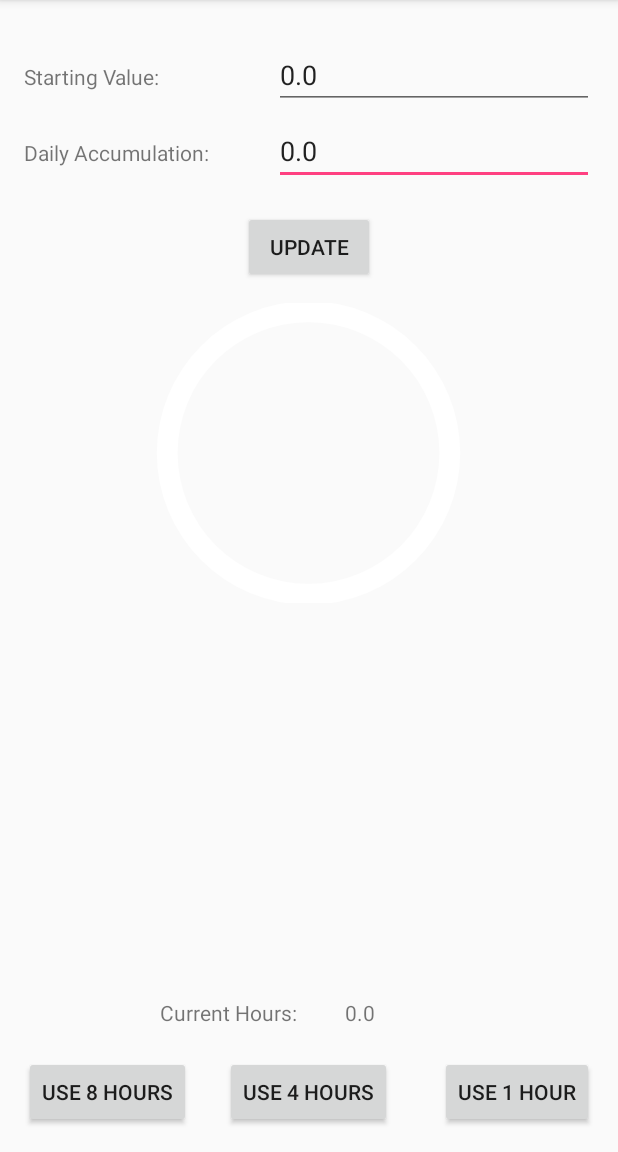
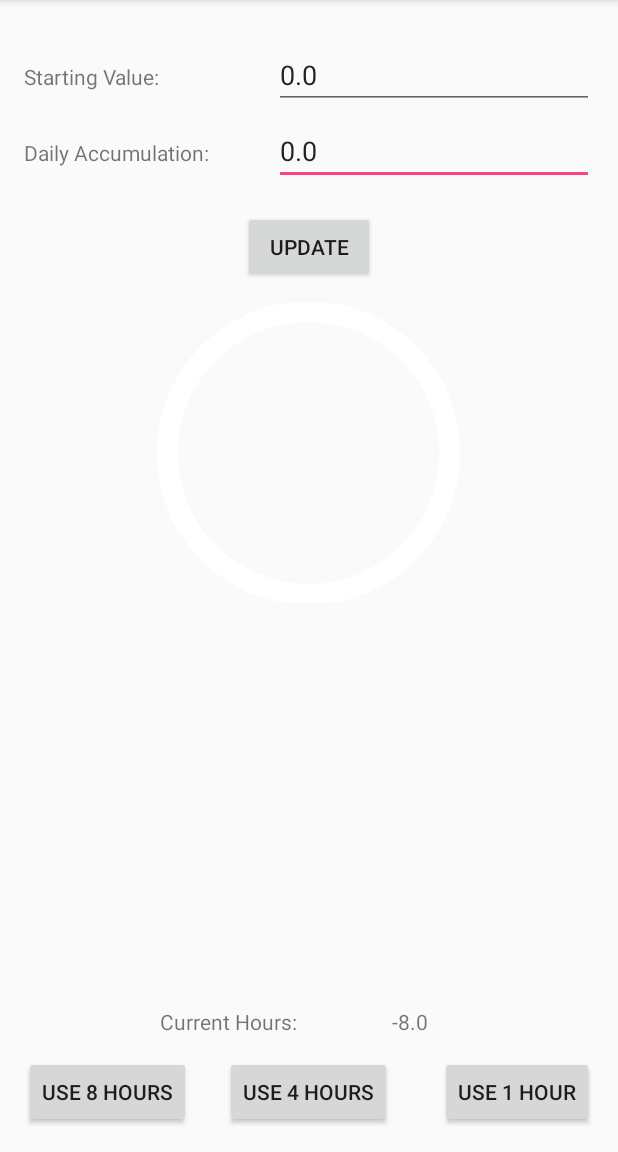
Before and after one commit to sydturn/VacationCalculator, an Android app: the screen it shows after launch (MainActivity), after a tap on "USE 8 HOURS", on a phone screen of 412 x 824 dp, the part 84-1236 px from its top. Run offline under Robolectric (Android 15) with nearby library versions, the phone set to English and light mode, and no system bars.

Commit message:
the numbers got wonky, my calculations were off... it's fixed now and the use buttons work now too so wooo

```diff
--- a/app/src/main/java/com/example/sydney/vacationcalculator/MainActivity.java
+++ b/app/src/main/java/com/example/sydney/vacationcalculator/MainActivity.java
@@ -14,12 +14,10 @@ import android.widget.TextView;
 import static java.lang.Float.parseFloat;
 
 public class MainActivity extends AppCompatActivity {
-    float collectedHours;
-    float startingHours;
-    float dailyAccumulated;
     TextView showCurrentHoursCollected;
     EditText startingValue;
     EditText dailyAccumulation;
+    float collectedHours;
     @Override
     protected void onCreate(Bundle savedInstanceState) {
         super.onCreate(savedInstanceState);
@@ -34,22 +32,37 @@ public class MainActivity extends AppCompatActivity {
         Button oneHour = (Button)findViewById(R.id.removeOne);
         Button updateButton = (Button)findViewById(R.id.updateButton);
 
-
+        //remove appropriate number of vacation days and update the current
         eightHours.setOnClickListener(new View.OnClickListener() {
             public void onClick(View v) {
                 collectedHours -= 8;
+                SharedPreferences sharedPref = getPreferences(Context.MODE_PRIVATE);
+                SharedPreferences.Editor editor = sharedPref.edit();
+                editor.putFloat("currentValue", collectedHours);
+                editor.commit();
+                showCurrentHoursCollected.setText(Float.toString(collectedHours));
             }
         });
 
         fourHours.setOnClickListener(new View.OnClickListener() {
             public void onClick(View v) {
                 collectedHours -= 4;
+                SharedPreferences sharedPref = getPreferences(Context.MODE_PRIVATE);
+                SharedPreferences.Editor editor = sharedPref.edit();
+                editor.putFloat("currentValue", collectedHours);
+                editor.commit();
+                showCurrentHoursCollected.setText(Float.toString(collectedHours));
             }
         });
 
         oneHour.setOnClickListener(new View.OnClickListener() {
             public void onClick(View v) {
                 collectedHours -= 1;
+                SharedPreferences sharedPref = getPreferences(Context.MODE_PRIVATE);
+                SharedPreferences.Editor editor = sharedPref.edit();
+                editor.putFloat("currentValue", collectedHours);
+                editor.commit();
+                showCurrentHoursCollected.setText(Float.toString(collectedHours));
             }
         });
 
@@ -57,13 +70,13 @@ public class MainActivity extends AppCompatActivity {
             public void onClick(View v) {
                 Float startingHoursValue = Float.parseFloat((startingValue).getText().toString());
                 Float dailyAccumulatedValue = Float.parseFloat((dailyAccumulation).getText().toString());
-
                 //update values based on user input
                 SharedPreferences sharedPref = getPreferences(Context.MODE_PRIVATE);
                 SharedPreferences.Editor editor = sharedPref.edit();
                 editor.putFloat("dailyAccumulated", dailyAccumulatedValue);
                 editor.putFloat("currentValue", startingHoursValue);
                 showCurrentHoursCollected.setText(Float.toString(startingHoursValue));
+                collectedHours = startingHoursValue;
                 editor.commit();
             }
         });
--- a/app/src/main/res/layout/activity_main.xml
+++ b/app/src/main/res/layout/activity_main.xml
@@ -72,28 +72,6 @@
         android:layout_below="@+id/dailyAccumulation"
         android:layout_centerHorizontal="true" />
 
-    <TextView
-        android:text="0.0"
-        android:layout_width="wrap_content"
-        android:layout_height="wrap_content"
-        android:id="@+id/collectedHours"
-        android:layout_alignBaseline="@+id/textView7"
-        android:layout_alignBottom="@+id/textView7"
-        android:layout_alignRight="@+id/updateButton"
-        android:layout_alignEnd="@+id/updateButton" />
-
-    <TextView
-        android:text="Current Hours:"
-        android:layout_width="wrap_content"
-        android:layout_height="wrap_content"
-        android:id="@+id/textView7"
-        android:layout_row="3"
-        android:layout_column="0"
-        android:layout_marginBottom="19dp"
-        android:layout_above="@+id/removeFour"
-        android:layout_toRightOf="@+id/startingValueText"
-        android:layout_toEndOf="@+id/startingValueText" />
-
     <ProgressBar android:id="@+id/countdownTimer"
         android:layout_width="218dp"
         android:indeterminate="false"
@@ -135,4 +113,26 @@
         android:layout_alignParentBottom="true"
         android:layout_alignParentRight="true"
         android:layout_alignParentEnd="true" />
+
+    <TextView
+        android:text="0.0"
+        android:layout_width="wrap_content"
+        android:layout_height="wrap_content"
+        android:id="@+id/collectedHours"
+        android:layout_alignBaseline="@+id/textView7"
+        android:layout_alignBottom="@+id/textView7"
+        android:layout_toRightOf="@+id/removeFour"
+        android:layout_toEndOf="@+id/removeFour" />
+
+    <TextView
+        android:text="Current Hours:"
+        android:layout_width="wrap_content"
+        android:layout_height="wrap_content"
+        android:id="@+id/textView7"
+        android:layout_row="3"
+        android:layout_column="0"
+        android:layout_marginBottom="13dp"
+        android:layout_above="@+id/removeEight"
+        android:layout_toRightOf="@+id/startingValueText"
+        android:layout_toEndOf="@+id/startingValueText" />
 </RelativeLayout>
```
